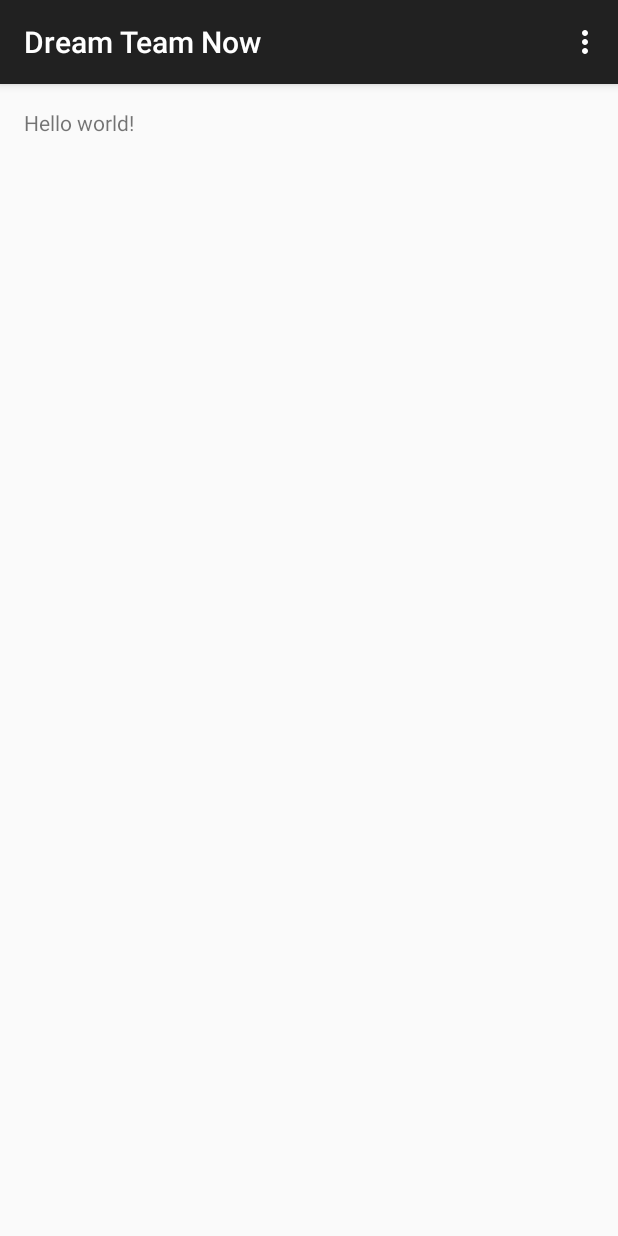
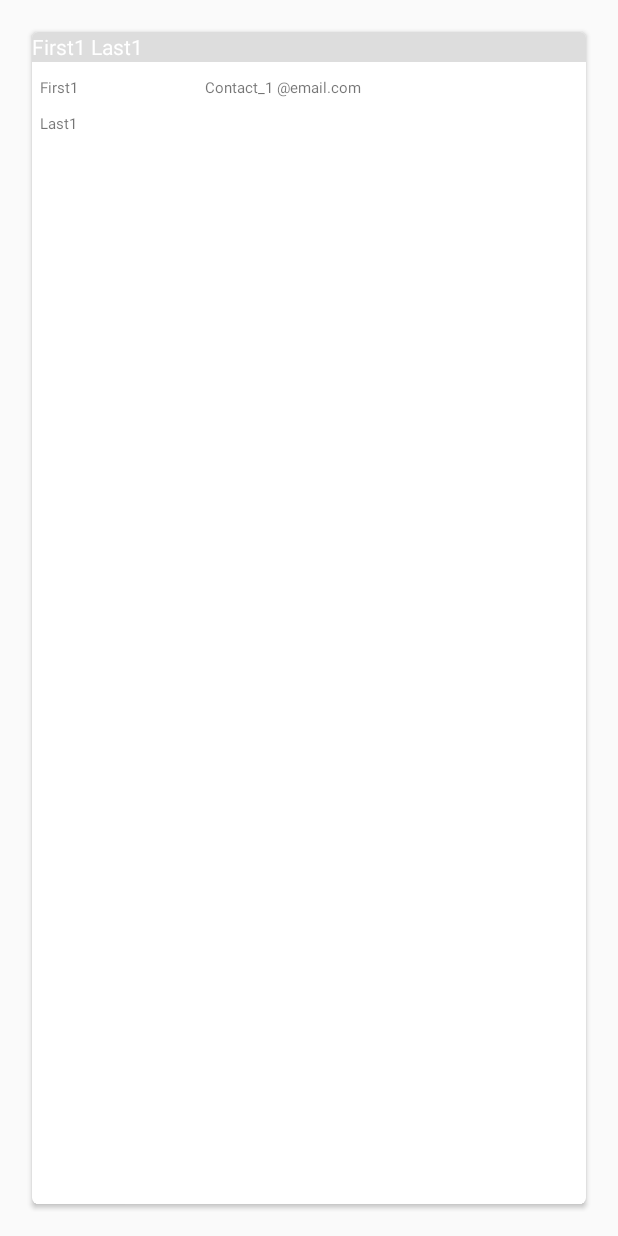
Before and after one commit to ramonaharrison/dream-team-now, an Android app: the screen it shows after launch (MainActivity), on a phone screen of 412 x 824 dp. Run offline under Robolectric (Android 15) with nearby library versions, the light colour scheme and no system bars.

Commit message:
initial recycleView test and added more to gitignore

```diff
--- a/app/build.gradle
+++ b/app/build.gradle
@@ -22,4 +22,6 @@ android {
 dependencies {
     compile fileTree(dir: 'libs', include: ['*.jar'])
     compile 'com.android.support:appcompat-v7:22.2.0'
+    compile 'com.android.support:cardview-v7:22.2.0'
+    compile 'com.android.support:recyclerview-v7:22.2.0'
 }
--- a/app/src/main/java/com/ramonaharrison/dev/dreamteamnow/MainActivity.java
+++ b/app/src/main/java/com/ramonaharrison/dev/dreamteamnow/MainActivity.java
@@ -1,39 +1,123 @@
 package com.ramonaharrison.dev.dreamteamnow;
 
-import android.support.v7.app.ActionBarActivity;
+import android.app.Activity;
 import android.os.Bundle;
-import android.view.Menu;
-import android.view.MenuItem;
+import android.support.v7.widget.CardView;
+import android.support.v7.widget.LinearLayoutManager;
+import android.support.v7.widget.RecyclerView;
+import android.view.LayoutInflater;
+import android.view.View;
+import android.view.ViewGroup;
+import android.view.animation.Animation;
+import android.view.animation.AnimationUtils;
+import android.widget.TextView;
+
+import java.util.ArrayList;
+import java.util.List;
 
 
-public class MainActivity extends ActionBarActivity {
+public class MainActivity extends Activity {
 
     @Override
     protected void onCreate(Bundle savedInstanceState) {
         super.onCreate(savedInstanceState);
         setContentView(R.layout.activity_main);
+
+        RecyclerView recList = (RecyclerView) findViewById(R.id.cardList);
+        recList.setHasFixedSize(true);
+        LinearLayoutManager llm = new LinearLayoutManager(this);
+        llm.setOrientation(LinearLayoutManager.VERTICAL);
+        recList.setLayoutManager(llm);
+
+        List<ContactInfo> contacts = new ArrayList<>();
+        for(int i = 1; i <= 20; i++){
+            ContactInfo contact = new ContactInfo();
+            contact.name = "First" + i;
+            contact.surname = "Last" + i;
+            contact.email = "Contact_" + i + " @email.com";
+            contacts.add(contact);
+        }
+
+        CardAdapter cAdapter = new CardAdapter(contacts);
+        recList.setAdapter(cAdapter);
+    }
+
+    public class ContactInfo {
+        protected String name;
+        protected String surname;
+        protected String email;
+        protected static final String NAME_PREFIX = "Name_";
+        protected static final String SURNAME_PREFIX = "Surname_";
+        protected static final String EMAIL_PREFIX = "email_";
     }
 
 
-    @Override
-    public boolean onCreateOptionsMenu(Menu menu) {
-        // Inflate the menu; this adds items to the action bar if it is present.
-        getMenuInflater().inflate(R.menu.menu_main, menu);
-        return true;
+
+
+    public class CardAdapter extends RecyclerView.Adapter<CardAdapter.ContactViewHolder> {
+
+        private List<ContactInfo> contactList;
+        private int lastPosition = -1;
+
+        public CardAdapter(List<ContactInfo> contactList) {
+            this.contactList = contactList;
+        }
+
+        @Override
+        public int getItemCount() {
+            return contactList.size();
+        }
+
+        @Override
+        public void onBindViewHolder(ContactViewHolder contactViewHolder, int i) {
+            ContactInfo ci = contactList.get(i);
+            contactViewHolder.vName.setText(ci.name);
+            contactViewHolder.vSurname.setText(ci.surname);
+            contactViewHolder.vEmail.setText(ci.email);
+            contactViewHolder.vTitle.setText(ci.name + " " + ci.surname);
+
+            setAnimation(contactViewHolder.vCardView, i);
+
+        }
+
+        private void setAnimation(View viewToAnimate, int position)
+        {
+            // If the bound view wasn't previously displayed on screen, it's animated
+            if (position > lastPosition)
+            {
+                Animation animation = AnimationUtils.loadAnimation(getApplicationContext(), R.anim.slide_from_bottom);
+                viewToAnimate.startAnimation(animation);
+                lastPosition = position;
+            }
+        }
+
+        @Override
+        public ContactViewHolder onCreateViewHolder(ViewGroup viewGroup, int i) {
+            View itemView = LayoutInflater.
+                    from(viewGroup.getContext()).
+                    inflate(R.layout.card_view, viewGroup, false);
+
+            return new ContactViewHolder(itemView);
+        }
+
+        public class ContactViewHolder extends RecyclerView.ViewHolder {
+            protected TextView vName;
+            protected TextView vSurname;
+            protected TextView vEmail;
+            protected TextView vTitle;
+            protected CardView vCardView;
+
+            public ContactViewHolder(View v) {
+                super(v);
+                vName =  (TextView) v.findViewById(R.id.txtName);
+                vSurname = (TextView)  v.findViewById(R.id.txtSurname);
+                vEmail = (TextView)  v.findViewById(R.id.txtEmail);
+                vTitle = (TextView) v.findViewById(R.id.title);
+                vCardView = (CardView) v.findViewById(R.id.card);
+            }
+        }
+
+
     }
 
-    @Override
-    public boolean onOptionsItemSelected(MenuItem item) {
-        // Handle action bar item clicks here. The action bar will
-        // automatically handle clicks on the Home/Up button, so long
-        // as you specify a parent activity in AndroidManifest.xml.
-        int id = item.getItemId();
-
-        //noinspection SimplifiableIfStatement
-        if (id == R.id.action_settings) {
-            return true;
-        }
-
-        return super.onOptionsItemSelected(item);
-    }
 }
--- /dev/null
+++ b/app/src/main/res/anim/slide_from_bottom.xml
@@ -0,0 +1,26 @@
+<?xml version="1.0" encoding="utf-8"?>
+<!--
+/* //device/apps/common/res/anim/slide_in_left.xml
+**
+** Copyright 2007, The Android Open Source Project
+**
+** Licensed under the Apache License, Version 2.0 (the "License");
+** you may not use this file except in compliance with the License.
+** You may obtain a copy of the License at
+**
+**     http://www.apache.org/licenses/LICENSE-2.0
+**
+** Unless required by applicable law or agreed to in writing, software
+** distributed under the License is distributed on an "AS IS" BASIS,
+** WITHOUT WARRANTIES OR CONDITIONS OF ANY KIND, either express or implied.
+** See the License for the specific language governing permissions and
+** limitations under the License.
+*/
+-->
+
+<set xmlns:android="http://schemas.android.com/apk/res/android">
+    <translate android:fromYDelta="+50%p" android:toYDelta="0"
+        android:duration="@android:integer/config_longAnimTime"/>
+    <alpha android:fromAlpha="0.0" android:toAlpha="1.0"
+        android:duration="@android:integer/config_longAnimTime" />
+</set>
--- a/app/src/main/res/layout/activity_main.xml
+++ b/app/src/main/res/layout/activity_main.xml
@@ -1,11 +1,17 @@
 <RelativeLayout xmlns:android="http://schemas.android.com/apk/res/android"
-    xmlns:tools="http://schemas.android.com/tools" android:layout_width="match_parent"
-    android:layout_height="match_parent" android:paddingLeft="@dimen/activity_horizontal_margin"
+    xmlns:tools="http://schemas.android.com/tools"
+    android:layout_width="match_parent"
+    android:layout_height="match_parent"
+    android:paddingLeft="@dimen/activity_horizontal_margin"
     android:paddingRight="@dimen/activity_horizontal_margin"
     android:paddingTop="@dimen/activity_vertical_margin"
-    android:paddingBottom="@dimen/activity_vertical_margin" tools:context=".MainActivity">
+    android:paddingBottom="@dimen/activity_vertical_margin"
+    tools:context=".MyActivity">
 
-    <TextView android:text="@string/hello_world" android:layout_width="wrap_content"
-        android:layout_height="wrap_content" />
+    <android.support.v7.widget.RecyclerView
+        android:id="@+id/cardList"
+        android:layout_width="match_parent"
+        android:layout_height="match_parent"
+        />
 
 </RelativeLayout>
--- /dev/null
+++ b/app/src/main/res/layout/card_view.xml
@@ -0,0 +1,59 @@
+<android.support.v7.widget.CardView
+    xmlns:card_view="http://schemas.android.com/apk/res-auto"
+    xmlns:android="http://schemas.android.com/apk/res/android"
+    android:id="@+id/card"
+    android:layout_width="match_parent"
+    android:layout_height="match_parent"
+    card_view:cardCornerRadius="4dp"
+    android:layout_margin="5dp">
+
+    <RelativeLayout
+        android:layout_width="match_parent"
+        android:layout_height="match_parent">
+
+        <TextView
+            android:id="@+id/title"
+            android:layout_width="match_parent"
+            android:layout_height="20dp"
+            android:background="#ddd"
+            android:text="contact det"
+            android:gravity="center_vertical"
+            android:textColor="@android:color/white"
+            android:textSize="14dp"/>
+
+        <TextView
+            android:id="@+id/txtName"
+            android:layout_width="wrap_content"
+            android:layout_height="wrap_content"
+            android:text="Name"
+            android:gravity="center_vertical"
+            android:textSize="10dp"
+            android:layout_below="@id/title"
+            android:layout_marginTop="10dp"
+            android:layout_marginLeft="5dp"/>
+
+        <TextView
+            android:id="@+id/txtSurname"
+            android:layout_width="wrap_content"
+            android:layout_height="wrap_content"
+            android:text="Surname"
+            android:gravity="center_vertical"
+            android:textSize="10dp"
+            android:layout_below="@id/txtName"
+            android:layout_marginTop="10dp"
+            android:layout_marginLeft="5dp"/>
+
+        <TextView
+            android:id="@+id/txtEmail"
+            android:layout_width="wrap_content"
+            android:layout_height="wrap_content"
+            android:text="Email"
+            android:textSize="10dp"
+            android:layout_marginTop="10dp"
+            android:layout_alignParentRight="true"
+            android:layout_marginRight="150dp"
+            android:layout_alignBaseline="@id/txtName"/>
+
+    </RelativeLayout>
+
+</android.support.v7.widget.CardView>
--- /dev/null
+++ b/app/src/main/res/layout/search_card.xml
@@ -0,0 +1,19 @@
+<?xml version="1.0" encoding="utf-8"?>
+<LinearLayout xmlns:android="http://schemas.android.com/apk/res/android"
+    android:orientation="horizontal" android:layout_width="match_parent"
+    android:layout_height="wrap_content">
+
+    <EditText
+        android:layout_width="0dp"
+        android:layout_height="match_parent"
+        android:layout_weight="6"
+        android:id="@+id/search_bar"
+        android:hint="@string/search_hint"/>
+
+    <ImageButton
+        android:layout_width="0dp"
+        android:layout_height="wrap_content"
+        android:layout_weight="1"
+        android:id="@+id/voice_button"/>
+
+</LinearLayout>
--- a/app/src/main/res/values/strings.xml
+++ b/app/src/main/res/values/strings.xml
@@ -3,4 +3,6 @@
 
     <string name="hello_world">Hello world!</string>
     <string name="action_settings">Settings</string>
+
+    <string name="search_hint">Search</string>
 </resources>
```
Also changed, not shown: 1 other file.
